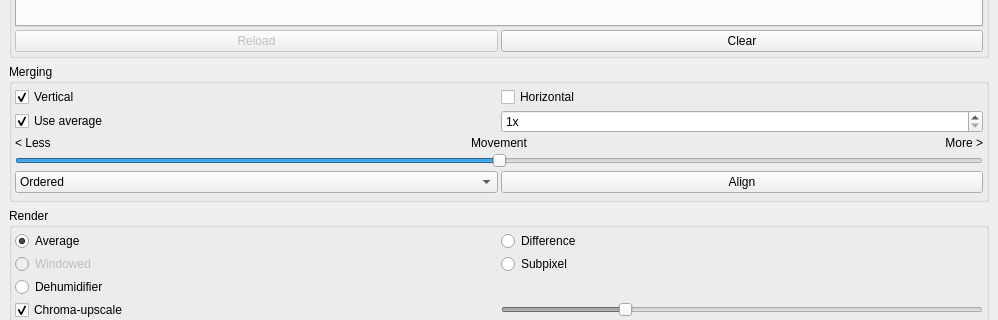
This is src/mainwindow.ui in spillerrec/Overmix as Qt 5 draws it before an edit; both pictures show x 0 to 998 and y 136 to 456 of the 998 by 770 pixel window. The edited form follows.
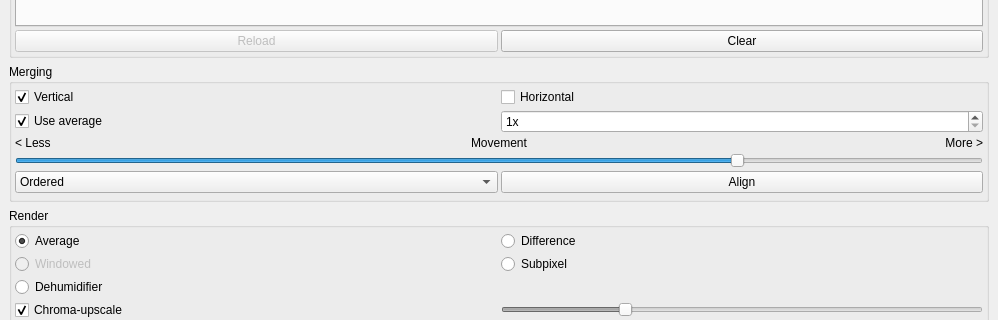
This is the edited form.

Commit message: ADD: make movement slider in GUI work again

The edit to the form file:
```diff
--- a/src/mainwindow.ui
+++ b/src/mainwindow.ui
@@ -498,7 +498,7 @@
             <number>5</number>
            </property>
            <property name="value">
-            <number>50</number>
+            <number>75</number>
            </property>
            <property name="orientation">
             <enum>Qt::Horizontal</enum>
```
Left out of the diff: 2 changed lines with no effect on the pictures. The commit also changes 3 other files.
